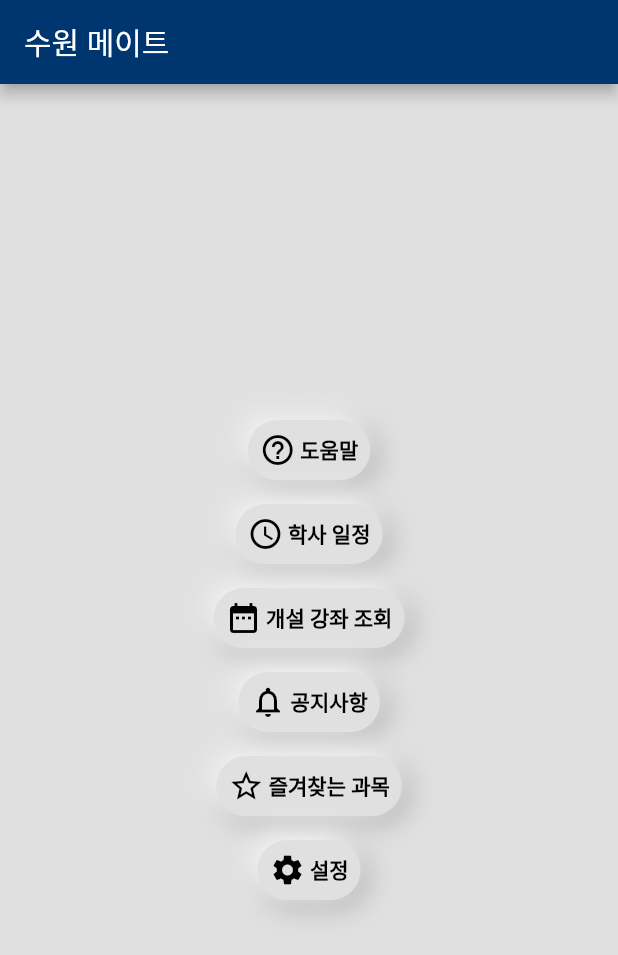
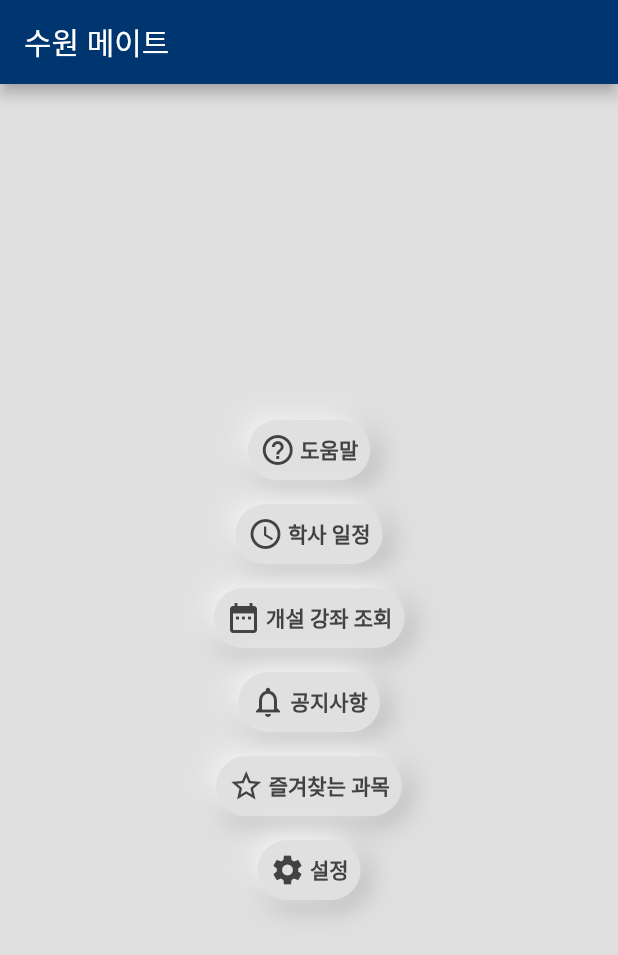
Before and after one commit to sun30812/suwon_mate, a Flutter app: the screen it shows after launch, on a phone screen of 412 x 824 dp. Shown: the top 955 px of the screen. Run offline on Flutter 3.47's test engine with Material 2 defaults, Android fonts, the phone set to English and light mode, and no system bars; our stand-ins replace firebase_core, firebase_database, flutter_html, package_info_plus, shared_preferences; accounts and stored records are empty.

Commit message:
디자인 일부 수정

```diff
--- a/lib/main.dart
+++ b/lib/main.dart
@@ -36,9 +36,14 @@ class App extends StatelessWidget {
   @override
   Widget build(BuildContext context) {
     return MaterialApp(
-      theme: ThemeData(
+      theme: ThemeData().copyWith(
         scaffoldBackgroundColor: Colors.grey[300]!,
         appBarTheme: const AppBarTheme(color: Color.fromARGB(255, 0, 54, 112)),
+        colorScheme: ThemeData().colorScheme.copyWith(
+            secondary: const Color.fromARGB(255, 0, 54, 112),
+          onSecondary: const Color.fromARGB(255, 0, 54, 112),
+          primary: const Color.fromARGB(255, 0, 54, 112)
+        )
       ),
       title: '수원 메이트',
       home: const MainPage(),
--- a/lib/style_widget.dart
+++ b/lib/style_widget.dart
@@ -187,7 +187,7 @@ class _SuwonButtonState extends State<SuwonButton> {
 
   Color smartColor() {
     if ((widget.isActivate ?? true) && (widget.onPressed != null)) {
-      return Colors.black;
+      return Colors.grey[800]!;
     }
     return Colors.grey;
   }
```
Also changed, not shown: lib/settings.dart (+6 -4 lines).
